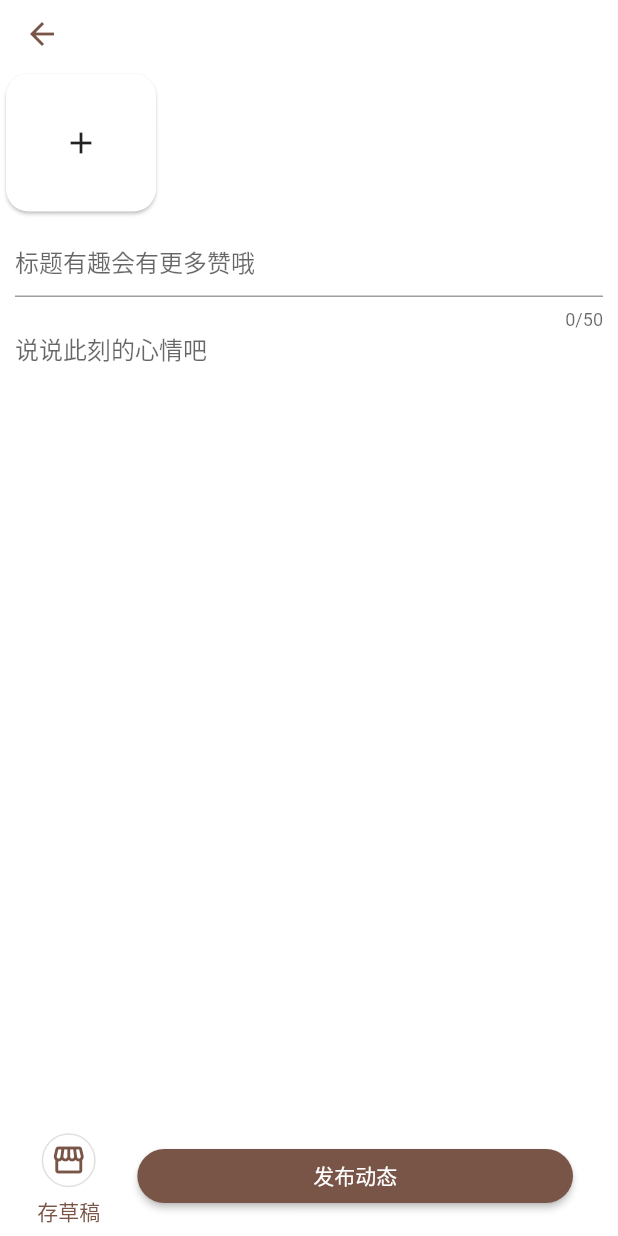
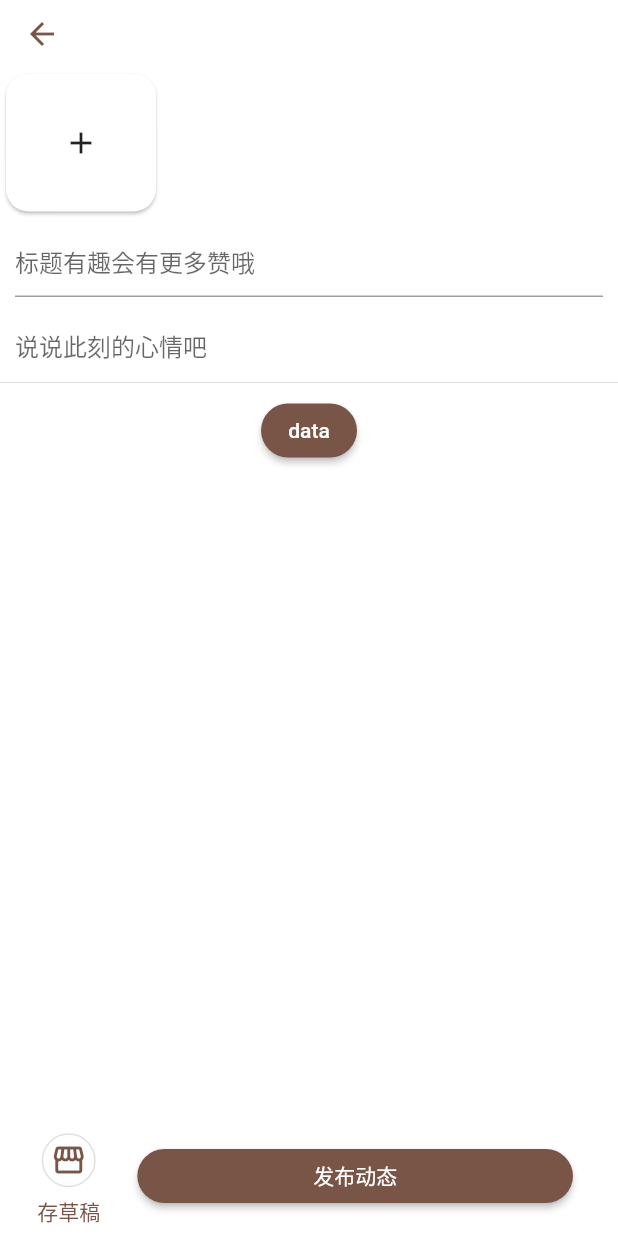
Before and after one commit to mulin-xml/silu, a Flutter app: the screen it shows after launch, after a tap on the "add" icon, on a phone screen of 412 x 824 dp. Run offline on Flutter 3.47's test engine with Material 2 defaults, Android fonts, the phone set to English and light mode, and no system bars; our stand-ins replace dio, flutter_swiper_null_safety, fluttertoast, image_picker, shared_preferences; missing offline and left inert: crop_your_image; network calls fail.

Commit message:
日期选择器

```diff
--- a/lib/main.dart
+++ b/lib/main.dart
@@ -56,19 +56,39 @@ class _MyHomePageState extends State<MyHomePage> {
   @override
   Widget build(BuildContext context) {
     return Scaffold(
-      appBar: AppBar(
-        toolbarHeight: 45,
-        backgroundColor: Colors.white,
-        foregroundColor: Colors.brown,
-        elevation: 0,
-        actions: [
+      appBar: AppBar(toolbarHeight: 0, backgroundColor: Colors.white, elevation: 0),
+      body: Column(
+        children: [
+          Container(
+            height: 45,
+            color: Colors.white,
+            child: Row(
+              mainAxisAlignment: MainAxisAlignment.spaceBetween,
+              children: [
                 IconButton(
-              icon: const Icon(Icons.access_time),
+                    icon: const Icon(Icons.search, color: Colors.brown),
                     onPressed: () {
+                      // Navigator.of(context).push(MaterialPageRoute(builder: (BuildContext context) => const UserLoginPage()));
+                    }),
+                Row(
+                  mainAxisSize: MainAxisSize.min,
+                  children: [
+                    TextButton(onPressed: () {}, child: const Text('发现', style: TextStyle(fontWeight: FontWeight.bold))),
+                    TextButton(
+                      child: const Text('关注', style: TextStyle(fontWeight: FontWeight.bold)),
+                      onPressed: () {
+                        final sp = Utils().sharedPreferences;
+                        if (sp.getBool('is_login') ?? false) {
+                          // Navigator.of(context).push(MaterialPageRoute(builder: (BuildContext context) => const UserInfoPage()));
+                        } else {
                           Navigator.of(context).push(MaterialPageRoute(builder: (BuildContext context) => const UserLoginPage()));
-              }),
+                        }
+                      },
+                    ),
+                  ],
+                ),
                 IconButton(
-              icon: const Icon(Icons.face),
+                  icon: const Icon(Icons.face, color: Colors.brown),
                   onPressed: () {
                     final sp = Utils().sharedPreferences;
                     if (sp.getBool('is_login') ?? false) {
@@ -76,22 +96,22 @@ class _MyHomePageState extends State<MyHomePage> {
                     } else {
                       Navigator.of(context).push(MaterialPageRoute(builder: (BuildContext context) => const UserLoginPage()));
                     }
-              }),
+                  },
+                ),
               ],
             ),
-      // body: ListView.builder(
-      //     itemCount: _blogs.length,
-      //     physics: const BouncingScrollPhysics(),
-      //     itemBuilder: (BuildContext context, int index) {
-      //       return _buildBlogCard(_blogs[index]);
-      //     }),
-      body: MasonryGridView.count(
+          ),
+          Expanded(
+            child: MasonryGridView.count(
                 crossAxisCount: 2,
                 itemCount: _blogs.length,
                 physics: const BouncingScrollPhysics(),
                 itemBuilder: (BuildContext context, int index) {
                   return _buildBlogCard(_blogs[index]);
                 }),
+          )
+        ],
+      ),
       floatingActionButton: FloatingActionButton(
         onPressed: () {
           final sp = Utils().sharedPreferences;
@@ -108,40 +128,37 @@ class _MyHomePageState extends State<MyHomePage> {
   }
 
   _buildBlogCard(Blog blog) {
-    // final double width = 1000;
-
     return Card(
       clipBehavior: Clip.antiAlias,
       child: Column(
         children: [
           GestureDetector(
             child: FadeInImage(
+              height: 200,
               image: OssImage(blog.imagesInfo[0]['key']),
-              placeholder: ResizeImage.resizeIfNeeded(
-                blog.imagesInfo[0]['width'],
-                blog.imagesInfo[0]['height'],
-                const AssetImage('images/0.jpg'),
-              ),
+              placeholder: const AssetImage('images/0.jpg'),
             ),
             onTap: () => Navigator.of(context).push(MaterialPageRoute(builder: (BuildContext context) => BlogViewPage(blog))),
           ),
           ListTile(
-            title: Text(blog.title, maxLines: 2, overflow: TextOverflow.ellipsis),
-            subtitle: Row(
+            title: Text(blog.title, maxLines: 2, overflow: TextOverflow.ellipsis, style: const TextStyle(fontWeight: FontWeight.bold)),
+            subtitle: Padding(
+              padding: const EdgeInsets.fromLTRB(0, 10, 0, 0),
+              child: Row(
                 mainAxisAlignment: MainAxisAlignment.spaceBetween,
                 children: [
-                // blog.authorImg,
-                // Text(
-                //   blog.authorName,
-                //   textScaleFactor: 0.7,
-                // ),
-                const Icon(Icons.location_on_outlined),
-                const Text('0.0km'),
+                  Row(
+                    children: const [
+                      Icon(Icons.location_on_outlined),
+                      Text('0.0km'),
+                    ],
+                  ),
                   Icon(
                     blog.isSaved ? Icons.favorite : Icons.favorite_border,
                     color: blog.isSaved ? Colors.red : null,
                   ),
                 ],
+              ),
             ),
             onTap: () {
               // 如果不使用setState的话，红心状态不会立刻刷新
--- a/lib/pages/edit_blog_page.dart
+++ b/lib/pages/edit_blog_page.dart
@@ -156,13 +156,13 @@ class _EditBlogPageState extends State<EditBlogPage> {
             padding: const EdgeInsets.fromLTRB(10, 5, 10, 0),
             child: TextField(
               controller: _titleController,
-              maxLength: 50,
-              decoration: const InputDecoration(hintText: "标题有趣会有更多赞哦"),
+              maxLength: 20,
+              decoration: const InputDecoration(hintText: "标题有趣会有更多赞哦", counterText: ""),
             ),
           ),
           // 内容栏
           Container(
-            padding: const EdgeInsets.fromLTRB(10, 0, 10, 5),
+            padding: const EdgeInsets.fromLTRB(10, 20, 10, 5),
             child: Scrollbar(
               controller: scrollController,
               child: TextField(
@@ -174,6 +174,16 @@ class _EditBlogPageState extends State<EditBlogPage> {
               ),
             ),
           ),
+          const Divider(),
+          // 日期选择器
+          ElevatedButton(
+            style: ButtonStyle(shape: MaterialStateProperty.all(RoundedRectangleBorder(borderRadius: BorderRadius.circular(30)))),
+            child: const Text('data'),
+            onPressed: () {
+              Navigator.of(context).push(MaterialPageRoute(builder: (BuildContext context) => DatePickerDialog(initialDate: DateTime.now(), firstDate: DateTime.now(), lastDate: DateTime(2100))));
+            },
+          ),
+
           const SizedBox(height: 10),
         ],
       ),
--- a/pubspec.yaml
+++ b/pubspec.yaml
@@ -45,6 +45,7 @@ dependencies:
   shared_preferences: any
   permission_handler: any
   flutter_staggered_grid_view: any
+  flutter_swiper_null_safety: any
 
 dev_dependencies:
   flutter_test:
```
Also changed, not shown: lib/pages/blog_view_page.dart (+31 -31 lines), pubspec.lock. Lines whose indentation alone changed are shown as unchanged.
